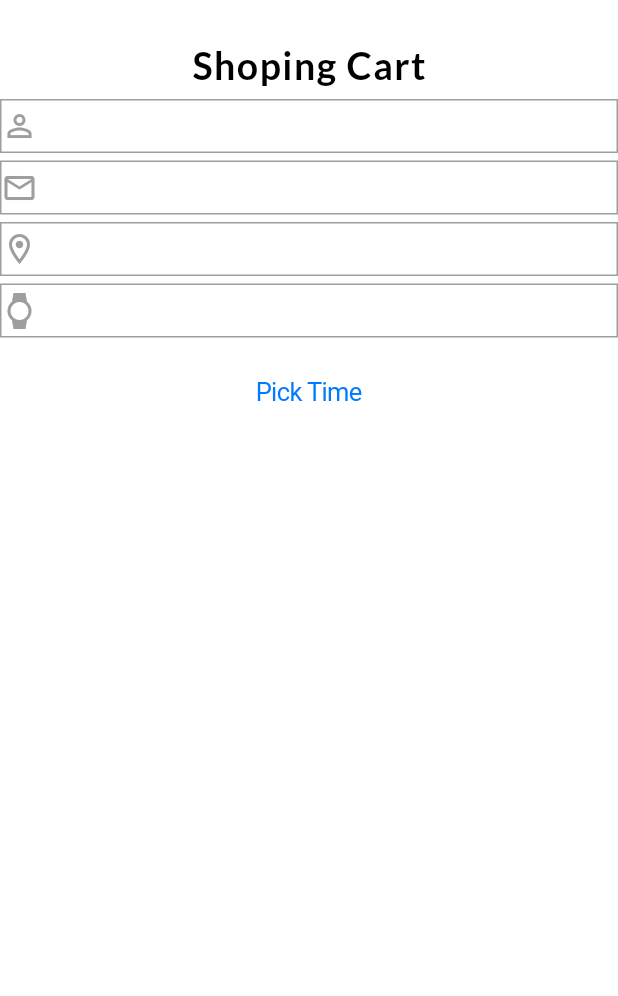
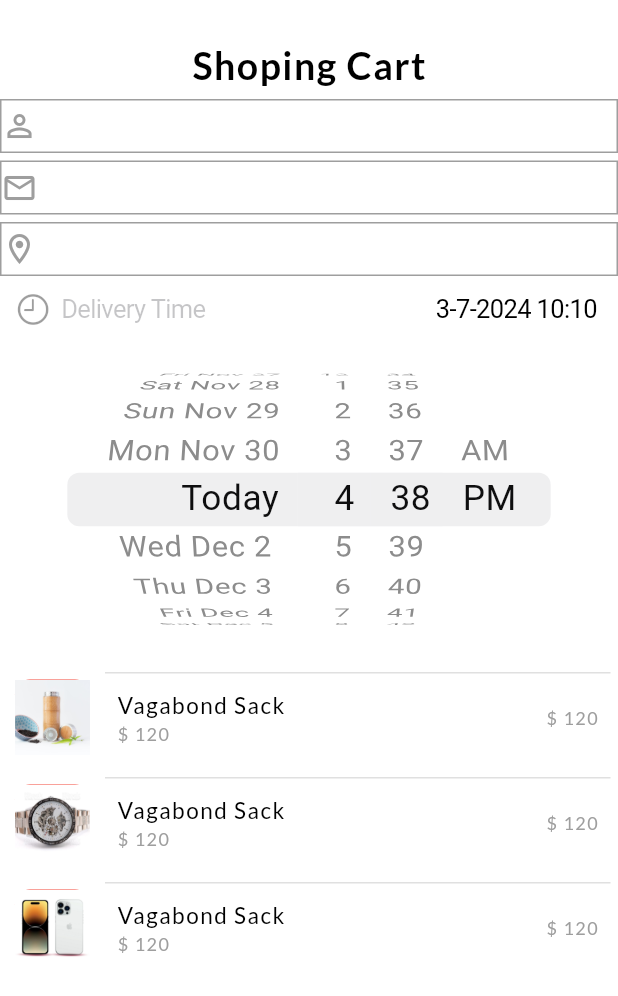
Before and after one commit to theAkHilsarkar18/ios_ecommerce_stores, a Flutter app: the Cartscreen screen opened directly, on a phone screen of 412 x 824 dp. Shown: the top 996 px of the screen. Run offline on Flutter 3.47's test engine with Material 2 defaults, Android fonts, the light colour scheme and no system bars; our stand-ins replace google_fonts.

Commit message:
17-03-2023

```diff
--- a/lib/main.dart
+++ b/lib/main.dart
@@ -2,6 +2,7 @@
 import 'package:flutter/material.dart';
 import 'package:flutter/cupertino.dart';
 import 'package:ios_ecommerce_store/screens/basescreen/view/basescreen.dart';
+import 'package:ios_ecommerce_store/screens/cartscreen/provider/cartprovider.dart';
 import 'package:ios_ecommerce_store/screens/cartscreen/view/cartscreen.dart';
 import 'package:ios_ecommerce_store/screens/filterscreen/view/filterscreen.dart';
 import 'package:ios_ecommerce_store/screens/homescreen/provider/homeprovider.dart';
@@ -14,11 +15,12 @@ void main()
     MultiProvider(
       providers: [
         ChangeNotifierProvider(create: (context) => Homeprovider(),),
+        ChangeNotifierProvider(create: (context) => Cartprovider(),),
       ],
       child: CupertinoApp(
         debugShowCheckedModeBanner: false,
         routes: {
-          '/' : (p0) => Cartscreen(),
+          '/' : (p0) => Basescreen(),
         },
       ),
     ),
--- /dev/null
+++ b/lib/screens/basescreen/provider/baseprovider.dart
@@ -0,0 +1,12 @@
+
+import 'package:flutter/cupertino.dart';
+import 'package:provider/provider.dart';
+
+class Baseprovider extends ChangeNotifier
+{
+  int i = 0;
+  void changeIndex(int x)
+  {
+    i++;
+  }
+}
--- a/lib/screens/basescreen/view/basescreen.dart
+++ b/lib/screens/basescreen/view/basescreen.dart
@@ -1,5 +1,7 @@
 import 'package:flutter/material.dart';
 import 'package:flutter/cupertino.dart';
+import 'package:ios_ecommerce_store/screens/cartscreen/view/cartscreen.dart';
+import 'package:ios_ecommerce_store/screens/filterscreen/view/filterscreen.dart';
 import 'package:ios_ecommerce_store/screens/homescreen/view/homescreen.dart';
 
 class Basescreen extends StatefulWidget {
@@ -14,10 +16,13 @@ class _BasescreenState extends State<Basescreen> {
   Widget build(BuildContext context) {
     return SafeArea(
       child: CupertinoTabScaffold(
+       controller: CupertinoTabController(
+         initialIndex: 0,
+       ),
         tabBuilder: (context, index) => CupertinoTabView(
           builder: (context) {
             return Center(
-              child: homeprovider!.screenList![index],
+              child: Homescreen(),
             );
           },
         ),
--- /dev/null
+++ b/lib/screens/cartscreen/provider/cartprovider.dart
@@ -0,0 +1,13 @@
+
+import 'package:flutter/material.dart';
+
+class Cartprovider extends ChangeNotifier
+{
+  DateTime dateTime = DateTime(2023, 19, 3, 10, 10);
+
+  void changedate(DateTime newDate)
+  {
+    dateTime = newDate;
+    notifyListeners();
+  }
+}
--- a/lib/screens/cartscreen/view/cartscreen.dart
+++ b/lib/screens/cartscreen/view/cartscreen.dart
@@ -1,6 +1,7 @@
 import 'package:flutter/cupertino.dart';
 import 'package:flutter/material.dart';
 import 'package:google_fonts/google_fonts.dart';
+import 'package:ios_ecommerce_store/screens/cartscreen/provider/cartprovider.dart';
 import 'package:ios_ecommerce_store/screens/homescreen/provider/homeprovider.dart';
 import 'package:provider/provider.dart';
 
@@ -12,65 +13,158 @@ class Cartscreen extends StatefulWidget {
 }
 
 class _CartscreenState extends State<Cartscreen> {
+
+  Cartprovider? cartprovider;
+  Homeprovider? homeprovider;
+  Cartprovider? cartproviderTrue;
   @override
   Widget build(BuildContext context) {
-    Homeprovider homeprovider = Provider.of(context,listen: false);
+    cartprovider = Provider.of(context,listen: false);
+    cartproviderTrue = Provider.of(context,listen: true);
+    Homeprovider homeprovider = Provider.of(context, listen: false);
     return SafeArea(
       child: CupertinoPageScaffold(
         backgroundColor: Colors.white,
         child: Column(
           children: [
-            SizedBox(height: 20,),
+            SizedBox(
+              height: 20,
+            ),
             Padding(
               padding: const EdgeInsets.all(8.0),
-              child: Text("Shoping Cart",style: GoogleFonts.lato(color: Colors.black,letterSpacing: 1,fontSize: 25,fontWeight: FontWeight.w600),),
+              child: Text(
+                "Shoping Cart",
+                style: GoogleFonts.lato(
+                    color: Colors.black,
+                    letterSpacing: 1,
+                    fontSize: 25,
+                    fontWeight: FontWeight.w600),
+              ),
             ),
             CupertinoTextField(
               decoration: BoxDecoration(
                 color: Colors.white,
                 border: Border.all(color: Colors.grey),
               ),
-              prefix: Icon(Icons.person_outline,color: Colors.grey),
-
+              prefix: Icon(Icons.person_outline, color: Colors.grey),
             ),
-            SizedBox(height: 5,),
+            SizedBox(
+              height: 5,
+            ),
             CupertinoTextField(
               decoration: BoxDecoration(
                 color: Colors.white,
                 border: Border.all(color: Colors.grey),
               ),
-              prefix: Icon(Icons.email_outlined,color: Colors.grey),
-
+              prefix: Icon(Icons.email_outlined, color: Colors.grey),
             ),
-            SizedBox(height: 5,),
+            SizedBox(
+              height: 5,
+            ),
             CupertinoTextField(
               decoration: BoxDecoration(
                 color: Colors.white,
                 border: Border.all(color: Colors.grey),
               ),
-              prefix: Icon(Icons.location_on_outlined,color: Colors.grey),
+              prefix: Icon(Icons.location_on_outlined, color: Colors.grey),
+            ),
+            SizedBox(
+              height: 5,
+            ),
+            Container(
+              margin: EdgeInsets.symmetric(horizontal: 10),
+              child: CupertinoTextField.borderless(
+                prefix: Icon(
+                  CupertinoIcons.time,
+                  color: Colors.black38,
+                ),
+                placeholder: "Delivery Time",
+                suffix: Text(
+                    " ${cartproviderTrue!.dateTime.day}-${cartproviderTrue!.dateTime.month}-${cartproviderTrue!.dateTime.year} ${cartproviderTrue!.dateTime.hour}:${cartproviderTrue!.dateTime.minute} "),
+              ),
+            ),
+            SizedBox(
+              height: 10,
+            ),
+            SizedBox(
+              height: 200,
+              child: CupertinoDatePicker(
+                onDateTimeChanged: (value) {
+                  cartprovider!.changedate(value);
+                },
+              ),
+            ),
 
-            ),
-            SizedBox(height: 5,),
-            CupertinoTextField(
-              decoration: BoxDecoration(
-                color: Colors.white,
-                border: Border.all(color: Colors.grey),
-              ),
-              prefix: Icon(Icons.watch,color: Colors.grey),
-
-            ),
             SizedBox(height: 10,),
-            CupertinoButton(child: Text("Pick Time"), onPressed: () {
-              CupertinoTimerPicker(
-                onTimerDurationChanged: (value) {
-
-                },
-              );
-            },)
+            productBox(homeprovider.imgPath[2]),
+            productBox(homeprovider.imgPath[4]),
+            productBox(homeprovider.imgPath[8]),
           ],
         ),
       ),
     );
   }
+
+
+
+  Widget productBox(String path)
+  {
+    return Container(
+      margin: EdgeInsets.all(5),
+      height: 60,
+      width: double.infinity,
+      decoration: BoxDecoration(
+        color: Colors.white,
+      ),
+      alignment: Alignment.center,
+      child: Row(
+        children: [
+          Container(
+            margin: EdgeInsets.all(5),
+            height: 50,
+            width: 50,
+            decoration: BoxDecoration(
+              color: Colors.red,
+              borderRadius: BorderRadius.circular(10),
+            ),
+            child: Image.asset("${path}",fit: BoxFit.cover),
+          ),
+          SizedBox(width: 5,),
+          Expanded(
+            child: Container(
+              height: 60,
+              width: 60,
+              decoration: BoxDecoration(
+                  border: Border(top: BorderSide(color: Colors.grey.shade300,width: 1),)
+              ),
+              child: Row(
+                children: [
+                  Padding(
+                    padding: const EdgeInsets.all(8.0),
+                    child: Column(
+                      mainAxisAlignment: MainAxisAlignment.center,
+                      crossAxisAlignment: CrossAxisAlignment.start,
+
+                      children: [
+                        Text("Vagabond Sack",style: GoogleFonts.lato(fontSize: 15,letterSpacing: 1),),
+                        SizedBox(height: 3,),
+                        Text("\$ 120",style: GoogleFonts.lato(fontSize: 12,letterSpacing: 1,color: Colors.grey),),
+                      ],
+                    ),
+                  ),
+                  Spacer(),
+                  Padding(
+                    padding: const EdgeInsets.all(8.0),
+                    child: Text("\$ 120",style: GoogleFonts.lato(fontSize: 12,letterSpacing: 1,color: Colors.grey),),
+                  )
+                ],
+              ),
+            ),
+          ),
+        ],
+      ),
+    );
+  }
+
+
 }
```
